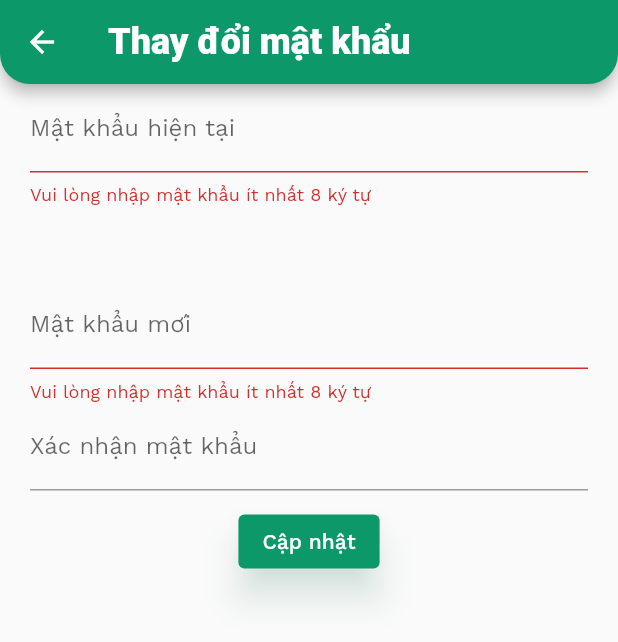
After one commit to LucasTran380381/monigate_app, a Flutter app: the ChangePasswordPage screen opened directly, after a tap on "Cập nhật", on a phone screen of 412 x 824 dp. The commit adds this screen. Shown: the top 642 px of the screen. Run offline on Flutter 3.47's test engine with Material 2 defaults, Android fonts, the phone set to English and light mode, and no system bars; our stand-ins replace dio, firebase_core, firebase_messaging, flutter_dotenv, flutter_local_notifications, flutter_riverpod and 9 more; missing offline and left inert: background_fetch, device_display_brightness, tiengviet; accounts and stored records are empty.

Commit message:
change profile and password

```diff
--- /dev/null
+++ b/lib/change_password/change_password_page.dart
@@ -0,0 +1,124 @@
+import 'package:flutter/cupertino.dart';
+import 'package:flutter/material.dart';
+import 'package:flutter_riverpod/flutter_riverpod.dart';
+import 'package:monigate_app/change_password/providers/submit_button_state_provider.dart';
+import 'package:monigate_app/notification/services/notification_service.dart';
+
+class ChangePasswordPage extends ConsumerStatefulWidget {
+  const ChangePasswordPage({
+    Key? key,
+  }) : super(key: key);
+
+  @override
+  ConsumerState createState() => _ChangePasswordPageState();
+}
+
+class _ChangePasswordPageState extends ConsumerState<ChangePasswordPage> {
+  late final TextEditingController _oldPasswordController;
+  late final TextEditingController _newPasswordController;
+  final formKey = GlobalKey<FormState>();
+  bool isWrongPassword = false;
+
+  @override
+  void initState() {
+    // TODO: implement initState
+    super.initState();
+    _oldPasswordController = TextEditingController();
+    _newPasswordController = TextEditingController();
+  }
+
+  @override
+  Widget build(BuildContext context) {
+    return Scaffold(
+      appBar: AppBar(
+        title: const Text(
+          'Thay đổi mật khẩu',
+        ),
+        centerTitle: false,
+      ),
+      body: Padding(
+        padding: const EdgeInsets.symmetric(horizontal: 20),
+        child: Form(
+          key: formKey,
+          child: Column(
+            children: [
+              TextFormField(
+                obscureText: true,
+                controller: _oldPasswordController,
+                textInputAction: TextInputAction.next,
+                validator: (value) {
+                  if (value == null || value.length < 8) {
+                    return 'Vui lòng nhập mật khẩu ít nhất 8 ký tự';
+                  }
+
+                  if (isWrongPassword) {
+                    return 'Sai mật khẩu';
+                  }
+
+                  return null;
+                },
+                decoration: const InputDecoration(
+                    label: Text(
+                  'Mật khẩu hiện tại',
+                )),
+              ),
+              const SizedBox(
+                height: 50,
+              ),
+              TextFormField(
+                controller: _newPasswordController,
+                obscureText: true,
+                decoration: const InputDecoration(label: Text('Mật khẩu mới')),
+                validator: (value) {
+                  if (value == null || value.length < 8) {
+                    return 'Vui lòng nhập mật khẩu ít nhất 8 ký tự';
+                  }
+                },
+              ),
+              TextFormField(
+                obscureText: true,
+                decoration: InputDecoration(label: const Text('Xác nhận mật khẩu')),
+                validator: (value) {
+                  if (value != _newPasswordController.text) {
+                    return 'Xác nhận mật khẩu không đúng';
+                  }
+                },
+              ),
+              const SizedBox(
+                height: 10,
+              ),
+              ElevatedButton(
+                onPressed: !ref.watch(changePasswordButtonProvider)
+                    ? null
+                    : () async {
+                        isWrongPassword = false;
+                        final isValid = formKey.currentState?.validate() ?? false;
+                        if (!isValid) {
+                          return;
+                        }
+
+                        final result =
+                            await ref.read(changePasswordButtonProvider.notifier).submit(_oldPasswordController.text, _newPasswordController.text);
+                        // final result = await ref.read(authServiceProvider).changePassword(_oldPasswordController.text, _newPasswordController.text);
+
+                        if (result == 'success') {
+                          ref.read(notificationServiceProvider).showNotification('Thay đổi mật khẩu', 'Thay đổi mật khẩu thành công', '');
+                          Navigator.of(context).pop();
+                        }
+
+                        if (result == 'wrong password') {
+                          isWrongPassword = true;
+                          formKey.currentState?.validate();
+                        }
+
+                        print('result $result');
+                      },
+                child: const Text('Cập nhật'),
+              ),
+            ],
+          ),
+        ),
+      ),
+    );
+  }
+}
```
Also changed, not shown: lib/authentication/service/auth_service.dart (+11 -0 lines), lib/change_password/providers/submit_button_state_provider.dart (added, +19 -0 lines), lib/edit_profile/edit_profile_page.dart (added, +87 -0 lines), lib/edit_profile/providers/profile_provider.dart (added, +10 -0 lines), lib/edit_profile/providers/submit_button_provider.dart (added, +30 -0 lines), lib/menu_profile/menu_page.dart (+14 -2 lines), lib/change_password/providers/password_validator_provider.dart (added).
